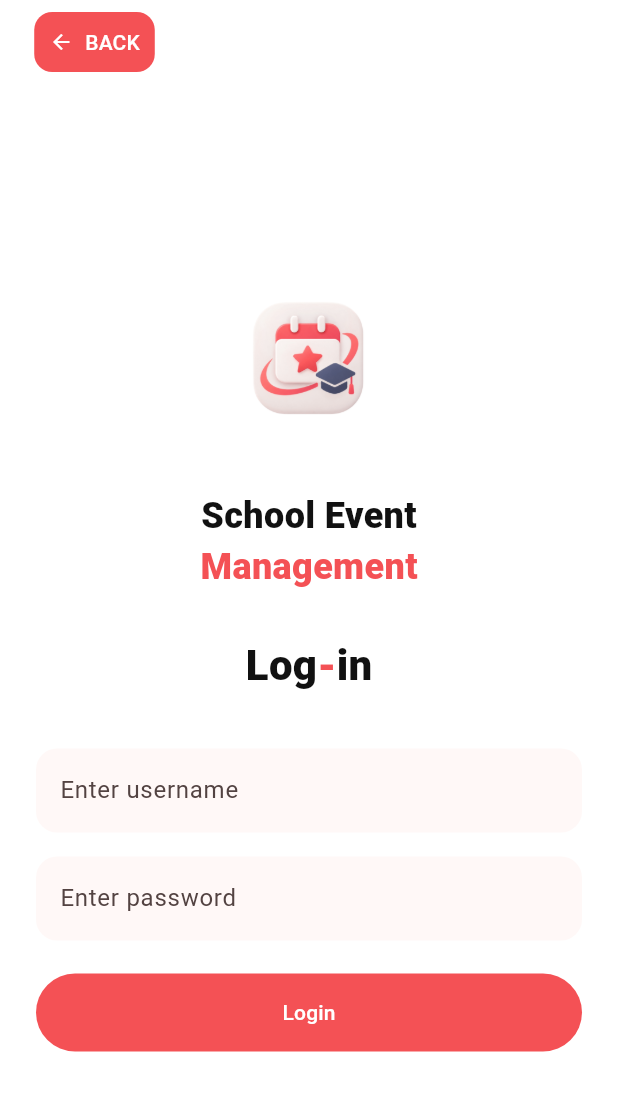
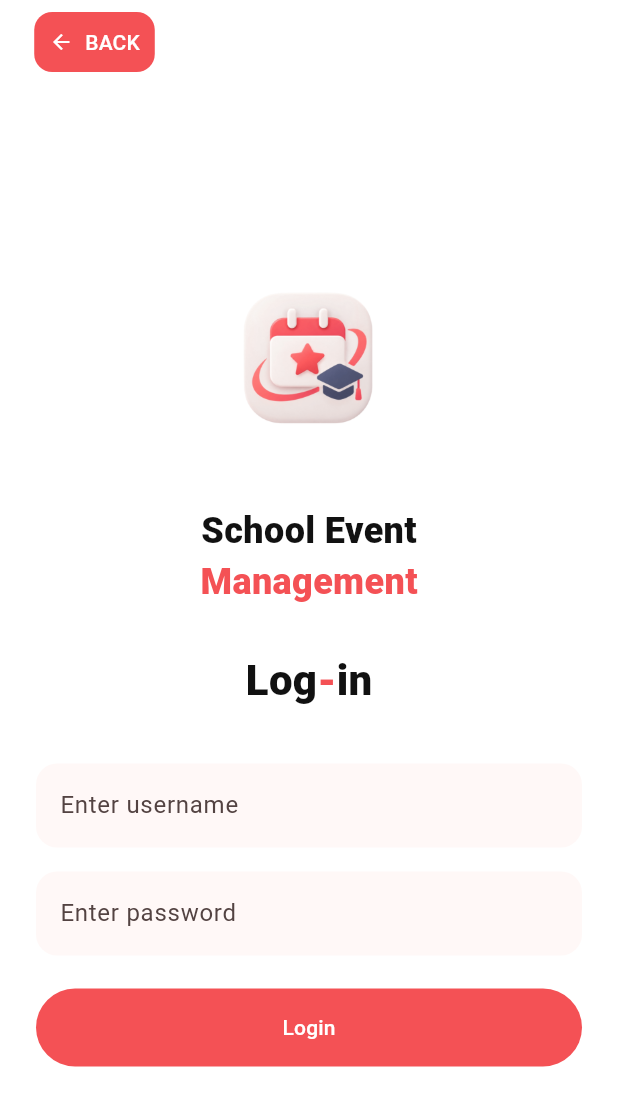
Before and after one commit to Rafi-Fzn-16/school_events_management, a Flutter app: the screen it shows after launch, after a tap on "Get Started", on a phone screen of 412 x 824 dp. Shown: the top 1106 px of the screen. Run offline on Flutter 3.47's test engine with Material 3 defaults, Android fonts, the phone set to English and light mode, and no system bars.

Commit message:
Oct 7, 2026, 1:53 PM

```diff
--- a/lib/LoginPage.dart
+++ b/lib/LoginPage.dart
@@ -80,7 +80,7 @@ class _LoginPageState extends State<LoginPage> {
               key: formKey,
               child: Column(
                 children: [
-                  Image.asset('assets/Logo.png', width: 120, height: 120),
+                  Image.asset('assets/Logo.png', width: 140, height: 140),
                   const SizedBox(height: 28),
                   const Text(
                     'School Event',
--- a/lib/StartedPage.dart
+++ b/lib/StartedPage.dart
@@ -20,7 +20,7 @@ class StartedPage extends StatelessWidget {
               mainAxisSize: MainAxisSize.min,
               crossAxisAlignment: CrossAxisAlignment.center,
               children: [
-                Image.asset('assets/Logo.png', width: 120, height: 120),
+                Image.asset('assets/Logo.png', width: 140, height: 140),
                 const Text(
                   'YOUR SCHOOL. YOUR MOMENTS.',
                   textAlign: TextAlign.center,
```
